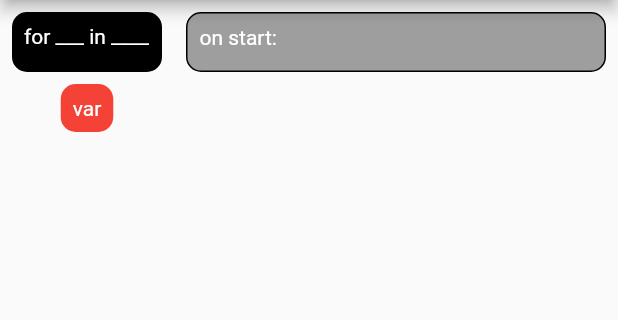
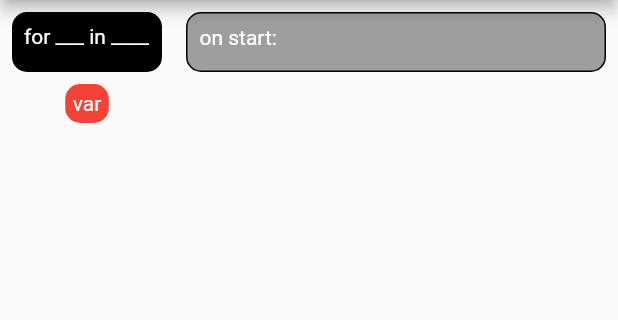
Before and after one commit to danielzsh/blocks, a Flutter app: the screen it shows after launch, on a phone screen of 412 x 824 dp, the part 84-404 px from its top. Run offline on Flutter 3.47's test engine with Material 2 defaults, Android fonts, the phone set to English and light mode, and no system bars.

```diff
--- a/lib/block_widgets/main_block.dart
+++ b/lib/block_widgets/main_block.dart
@@ -9,18 +9,18 @@ class Main extends StatefulWidget {
 
 class MainState extends State<Main> implements IStatement {
   @override
-  var body = <IStatement>[];
+  var body = <Widget>[];
   @override
   void run() {}
   @override
   Widget build(BuildContext context) {
     var children = body.map(
       (e) {
-        return e.build(context);
+        return e;
       },
     );
     return ListView(children: [
-      DragTarget<IStatement>(
+      DragTarget<Widget>(
         builder: ((context, candidateData, rejectedData) {
           return Container(
               decoration: BoxDecoration(
--- a/lib/block_widgets/statement_base.dart
+++ b/lib/block_widgets/statement_base.dart
@@ -1,7 +1,7 @@
 import 'package:flutter/material.dart';
 import 'block_base.dart';
 
-abstract class IStatement implements Block {
-  late List<IStatement> body;
+abstract class IStatement {
+  late List<Widget> body;
   void run() {}
 }
--- a/lib/block_widgets/var_block.dart
+++ b/lib/block_widgets/var_block.dart
@@ -14,7 +14,7 @@ class VarBlock extends StatelessWidget implements Block {
   @override
   Widget build(BuildContext context) {
     return Container(
-      padding: const EdgeInsets.all(8),
+      padding: const EdgeInsets.all(5),
       decoration: const BoxDecoration(
         color: Colors.red,
         borderRadius: BorderRadius.all(Radius.circular(10)),
```
Also changed, not shown: lib/block_widgets/block_base.dart (+4 -4 lines), lib/block_widgets/drag_area.dart (+6 -7 lines), lib/block_widgets/for_block.dart (+36 -11 lines).
